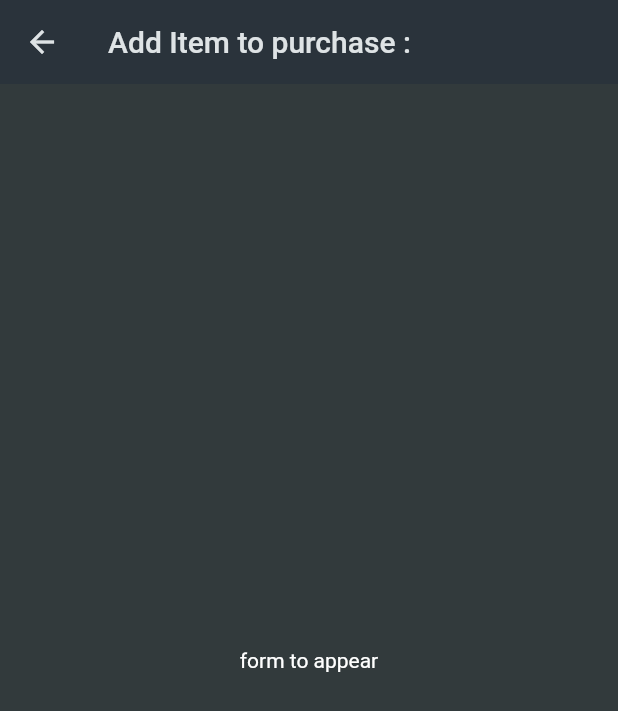
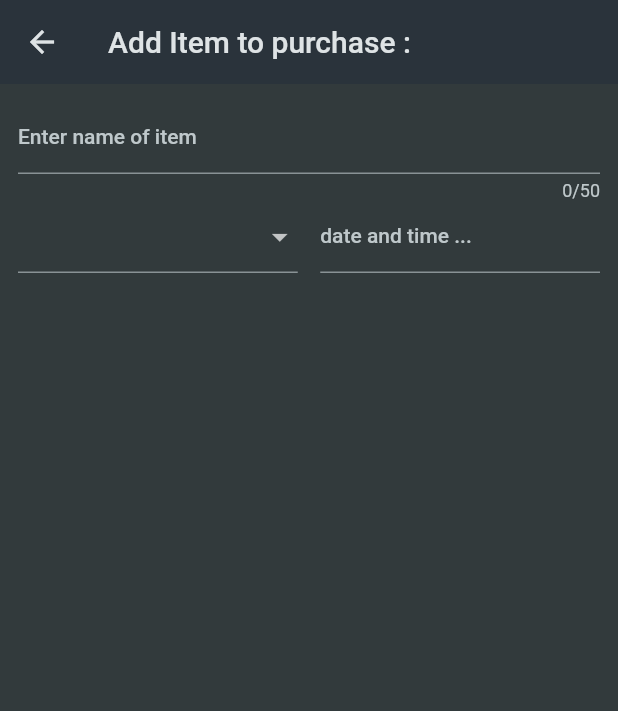
Before and after one commit to notrayo/shopping-list, a Flutter app: the AddItem screen opened directly, on a phone screen of 412 x 824 dp. Shown: the top 711 px of the screen. Run offline on Flutter 3.47's test engine with Material 2 defaults, Android fonts, the phone set to English and light mode, and no system bars.

Commit message:
created form for adding items

```diff
--- a/lib/screens/add_Item.dart
+++ b/lib/screens/add_Item.dart
@@ -1,4 +1,6 @@
 import 'package:flutter/material.dart';
+import 'package:shopping_list/models/cat_model.dart';
+import '../data/categories.dart';
 
 class AddItem extends StatefulWidget {
   const AddItem({super.key});
@@ -11,12 +13,57 @@ class _AddItemState extends State<AddItem> {
   @override
   Widget build(BuildContext context) {
     return Scaffold(
-      appBar: AppBar(
-        title: const Text('Add Item to purchase : '),
-      ),
-      body: const Center(
-        child: Text('form to appear'),
-      ),
-    );
+        appBar: AppBar(
+          title: const Text('Add Item to purchase : '),
+        ),
+        body: Padding(
+          padding: const EdgeInsets.all(12),
+          child: Column(
+            children: [
+              TextFormField(
+                maxLength: 50,
+                decoration: const InputDecoration(
+                  label: Text('Enter name of item'),
+                ),
+                validator: (value) {
+                  return 'test ...';
+                },
+              ),
+              Row(
+                children: [
+                  Expanded(
+                    child: DropdownButtonFormField(items: [
+                      for (final category in categories.entries)
+                        DropdownMenuItem(
+                            value: category.value,
+                            child: Row(
+                              children: [
+                                Container(
+                                  width: 15,
+                                  height: 15,
+                                  color: category.value.color,
+                                ),
+                                const SizedBox(
+                                  width: 8,
+                                ),
+                                Text(category.value.title)
+                              ],
+                            ))
+                    ], onChanged: (value) {}),
+                  ),
+                  const SizedBox(
+                    width: 15,
+                  ),
+                  Expanded(
+                    child: TextFormField(
+                      decoration: const InputDecoration(
+                          label: Text('date and time ...')),
+                    ),
+                  ),
+                ],
+              )
+            ],
+          ),
+        ));
   }
 }
```
